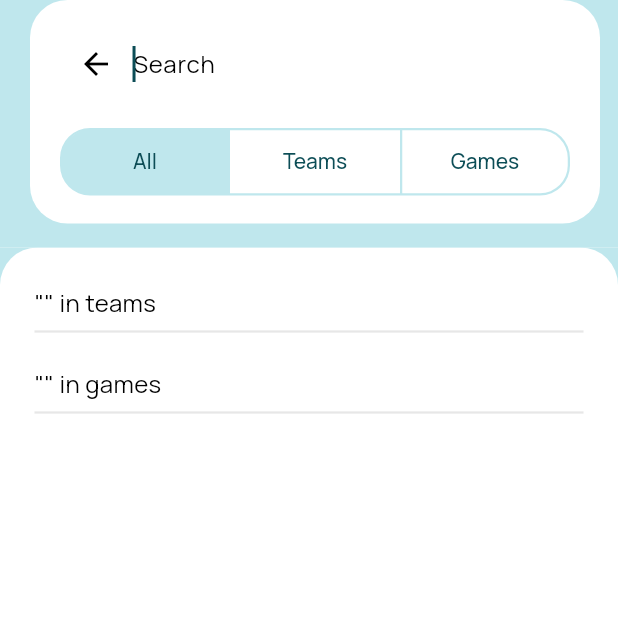
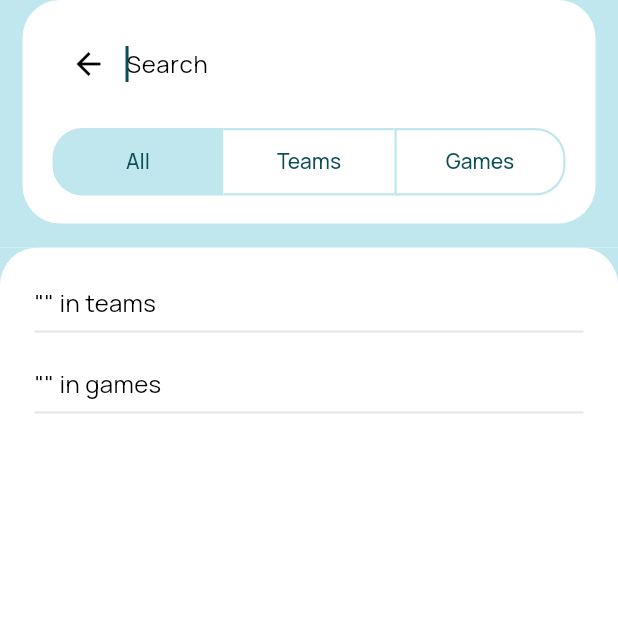
Before and after one commit to elapse-app/elapse, a Flutter app: the SearchScreen screen opened directly with empty values, on a phone screen of 412 x 824 dp, the top half of it. Run offline on Flutter 3.47's test engine with Material 3 defaults, Android fonts, the phone set to English and light mode, and no system bars; our stand-ins replace shared_preferences; missing offline and left inert: chaleno, ml_linalg; accounts and stored records are empty.

Commit message:
refactor: removed animation for search icon and fixed amrgins

```diff
--- a/elapse_app/lib/screens/tournament/pages/main/loaded.dart
+++ b/elapse_app/lib/screens/tournament/pages/main/loaded.dart
@@ -89,9 +89,7 @@ class _TournamentLoadedScreenState extends State<TournamentLoadedScreen> {
                       style: const TextStyle(
                           fontSize: 30, fontWeight: FontWeight.w600),
                     ),
-                    Hero(
-                      tag: "search",
-                      child: IconButton(
+                    IconButton(
                       icon: const Icon(
                         Icons.search,
                         size: 30,
@@ -111,6 +109,7 @@ class _TournamentLoadedScreenState extends State<TournamentLoadedScreen> {
                             ),
                             transitionsBuilder: (context, animation,
                                 secondaryAnimation, child) {
+                              // Create a Tween that transitions the new screen from fully transparent to fully opaque
                               return FadeTransition(
                                 opacity: animation,
                                 child: child,
@@ -119,7 +118,6 @@ class _TournamentLoadedScreenState extends State<TournamentLoadedScreen> {
                           ),
                         );
                       },
-                      ),
                     ),
                   ],
                 ),
--- a/elapse_app/lib/screens/tournament/pages/main/search_screen.dart
+++ b/elapse_app/lib/screens/tournament/pages/main/search_screen.dart
@@ -88,7 +88,7 @@ class _SearchScreenState extends State<SearchScreen> {
               expandedTitleScale: 1,
               collapseMode: CollapseMode.parallax,
               title: Padding(
-                padding: const EdgeInsets.only(left: 20.0, right: 12.0),
+                padding: const EdgeInsets.only(left: 15, right: 15),
                 child: SafeArea(
                   child: LayoutBuilder(
                     builder: (context, constraints) {
@@ -112,8 +112,6 @@ class _SearchScreenState extends State<SearchScreen> {
                                 children: [
                                   Flexible(
                                       flex: 1,
-                                      child: Hero(
-                                          tag: "search",
                                       child: IconButton(
                                         icon: const Icon(
                                           Icons.arrow_back,
@@ -122,7 +120,7 @@ class _SearchScreenState extends State<SearchScreen> {
                                         onPressed: () {
                                           Navigator.pop(context);
                                         },
-                                          ))),
+                                      )),
                                   Flexible(
                                     flex: 6,
                                     child: TextField(
```
Also changed, not shown: 1 other file. Lines whose indentation alone changed are shown as unchanged.
